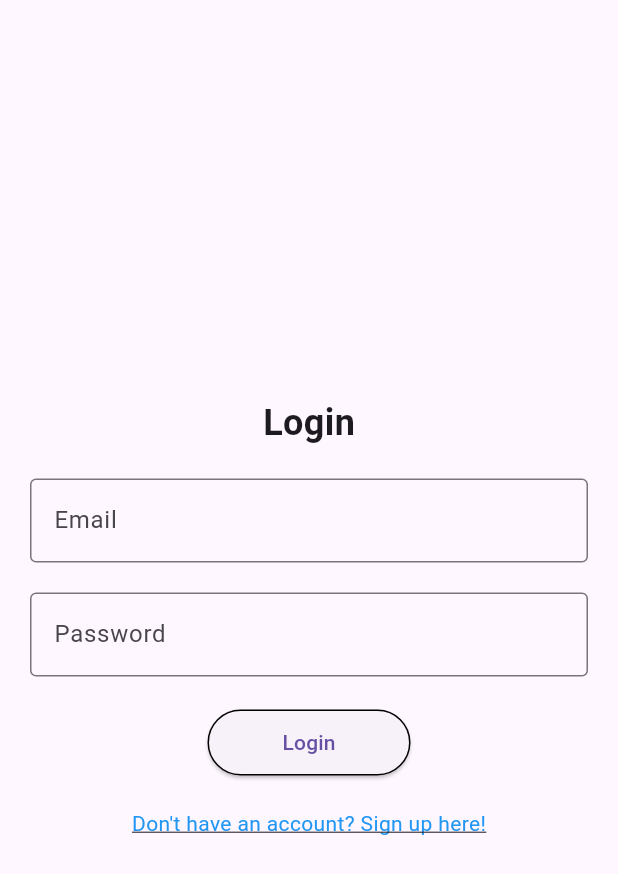
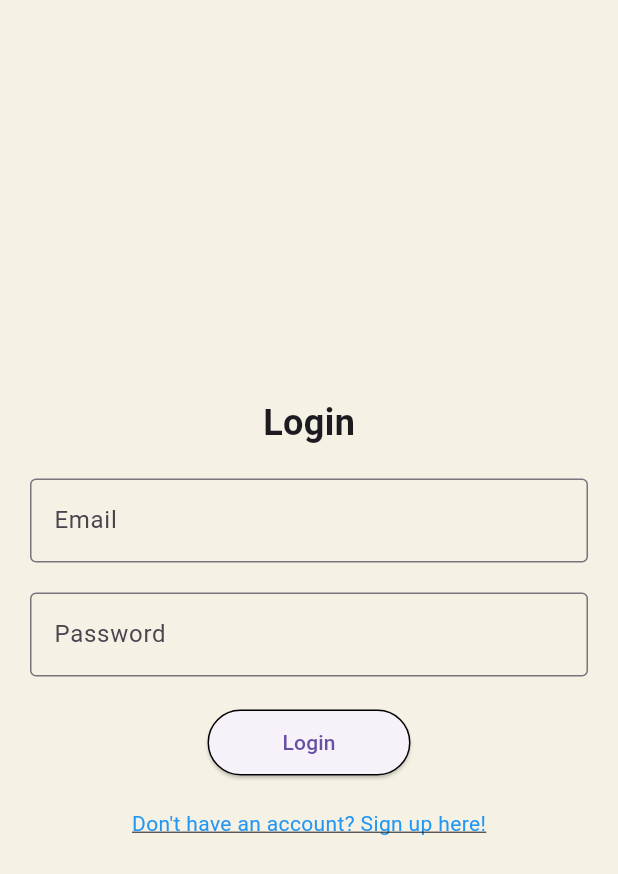
Before and after one commit to AICY-GIT/doanAndroidNC-phone-shop-, a Flutter app: the screen it shows after launch, item 5 of the bottom bar chosen, after a tap on "Logout", on a phone screen of 412 x 824 dp. Shown: the top 874 px of the screen. Run offline on Flutter 3.47's test engine with Material 3 defaults, Android fonts, the phone set to English and light mode, and no system bars; network calls fail.

Commit message:
fix minor UI error

```diff
--- a/lib/page/Loginwidget.dart
+++ b/lib/page/Loginwidget.dart
@@ -19,7 +19,9 @@ class _LoginWidgetState extends State<LoginWidget> {
   Widget build(BuildContext context) {
     return Material(
       child: Scaffold(
-        body: Padding(
+        body: Container(
+          color: Color.fromRGBO(245, 241, 228, 1),
+          child: Padding(
             padding: EdgeInsets.all(20),
             child: Center(
               child: Form(
@@ -110,6 +112,7 @@ class _LoginWidgetState extends State<LoginWidget> {
             ),
           ),
         ),
+      ),
     );
   }
 }
--- a/lib/page/registerwidget.dart
+++ b/lib/page/registerwidget.dart
@@ -1,5 +1,5 @@
 import 'package:flutter/material.dart';
-import 'Loginwidget.dart';
+import 'loginwidget.dart';
 
 class RegisterWidget extends StatefulWidget {
   const RegisterWidget({Key? key}) : super(key: key);
@@ -22,7 +22,9 @@ class _RegisterWidgetState extends State<RegisterWidget> {
   Widget build(BuildContext context) {
     return Material(
       child: Scaffold(
-        body: Padding(
+        body: Container(
+          color: Color.fromRGBO(245, 241, 228, 1),
+          child: Padding(
             padding: const EdgeInsets.all(20),
             child: Center(
               child: Form(
@@ -163,6 +165,7 @@ class _RegisterWidgetState extends State<RegisterWidget> {
             ),
           ),
         ),
+      ),
     );
   }
 }
--- a/lib/page/userwidget.dart
+++ b/lib/page/userwidget.dart
@@ -1,6 +1,6 @@
 import 'package:buoi4/conf/const.dart';
 import 'package:flutter/material.dart';
-import 'Loginwidget.dart';
+import 'loginwidget.dart';
 
 class UserWidget extends StatelessWidget {
   const UserWidget({super.key});
@@ -105,7 +105,7 @@ class UserWidget extends StatelessWidget {
                   size: 30,
                 ), // Phone icon
               ),
-              Text('Giỏ hàng',
+              Text('Shopping cart',
                   style: TextStyle(color: Colors.black, fontSize: 20)),
             ],
           ),
@@ -126,7 +126,7 @@ class UserWidget extends StatelessWidget {
                   size: 30,
                 ), // Phone icon
               ),
-              Text('Đơn hàng',
+              Text('Order',
                   style: TextStyle(color: Colors.black, fontSize: 20)),
             ],
           ),
@@ -147,7 +147,7 @@ class UserWidget extends StatelessWidget {
                   size: 30,
                 ), // Phone icon
               ),
-              Text('Thay đổi thông tin',
+              Text('Change User info',
                   style: TextStyle(color: Colors.black, fontSize: 20)),
             ],
           ),
```
Lines whose indentation alone changed are shown as unchanged.
